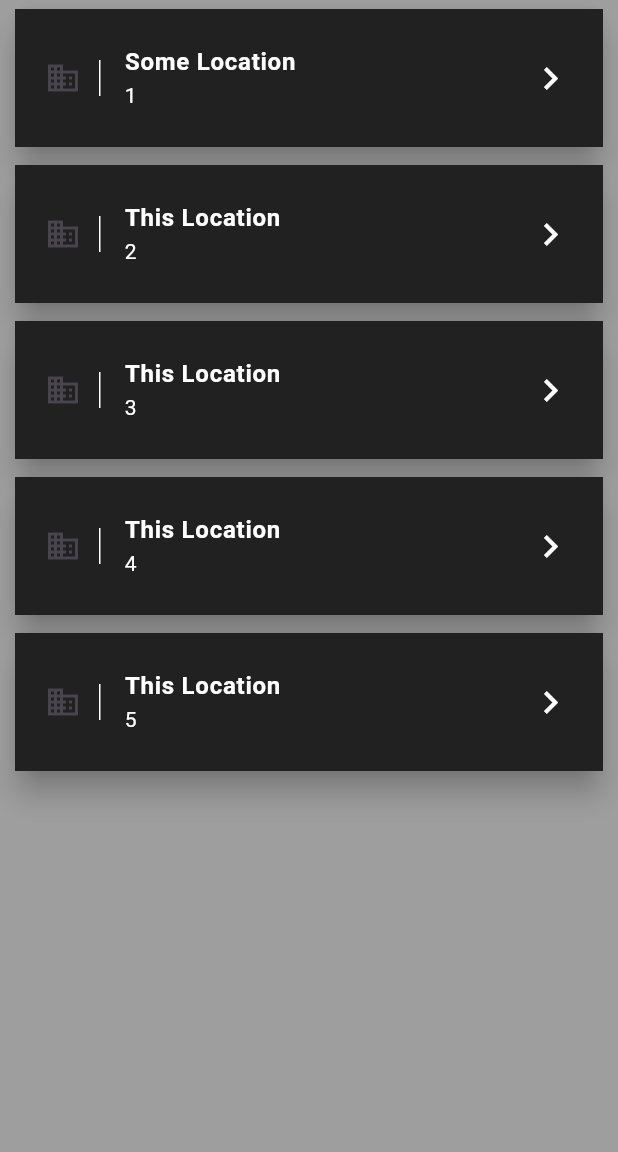
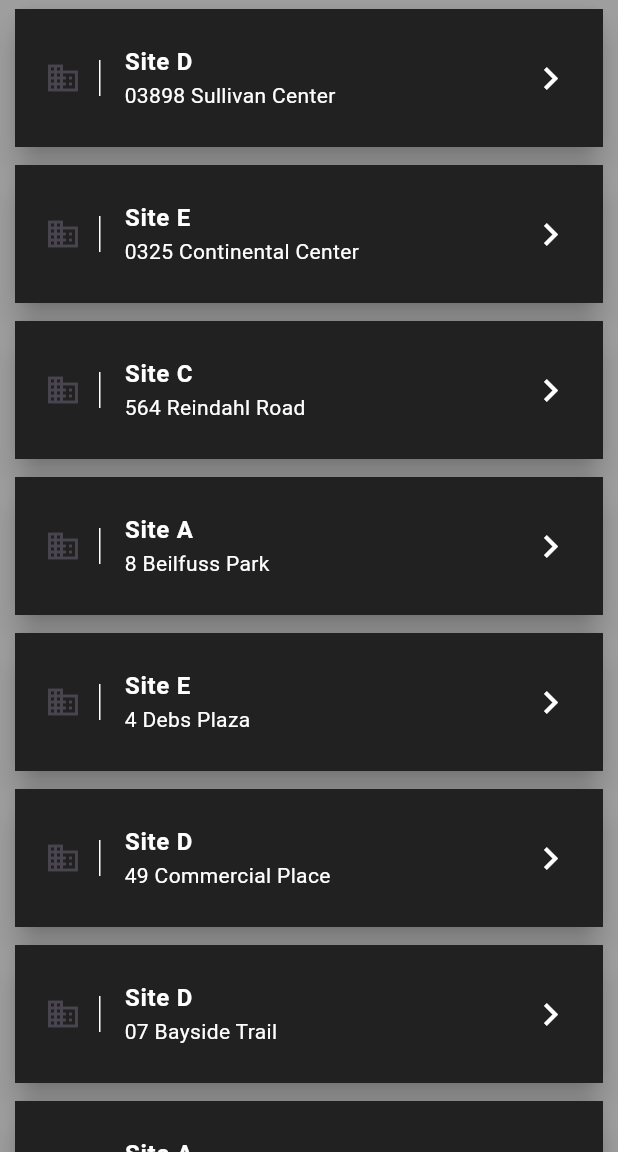
Before and after one commit to Malcolm-Shepherd/SeniorProject, a Flutter app: the screen it shows after launch, after a tap on "Notes", on a phone screen of 412 x 824 dp, the part 84-1236 px from its top. Run offline on Flutter 3.47's test engine with Material 3 defaults, Android fonts, the phone set to English and light mode, and no system bars; our stand-ins replace flutter_map, geolocator, latlong2.

Commit message:
Mock location data now working with notes.

```diff
--- a/test_app/lib/main.dart
+++ b/test_app/lib/main.dart
@@ -1,8 +1,19 @@
+import 'dart:convert';
+
 import 'package:flutter/material.dart';
+import 'package:flutter/services.dart';
 import 'package:test_app/pages/login.dart';
 import 'package:test_app/pages/driver.dart';
 import 'package:test_app/pages/notes.dart';
 import 'package:test_app/pages/tasks.dart';
+
+Future<void> loadMockData() async {
+  String jsonStr = await rootBundle.loadString('MOCK_SITE_LOCATION.json');
+
+  List<dynamic> jsonList = json.decode(jsonStr);
+
+  dataList = jsonList.cast<Map<String, dynamic>>();
+}
 
 void main() {
   runApp(const MyApp());
--- a/test_app/lib/pages/noteDisplay.dart
+++ b/test_app/lib/pages/noteDisplay.dart
@@ -1,7 +1,4 @@
 import 'package:flutter/material.dart';
-import 'package:test_app/objects/Location.dart';
-// import 'package:flutter_map/flutter_map.dart';
-import 'package:latlong2/latlong.dart';
 
 class NotesDisplay extends StatelessWidget {
   const NotesDisplay({super.key});
@@ -23,7 +20,17 @@ class NotesDisplay extends StatelessWidget {
             icon: const Icon(Icons.add),
             onPressed: () => showDialog(
                 context: context,
-                builder: (BuildContext context) => Dialog(
+                builder: (BuildContext context) => noteDialog(context)),
+          )
+        ],
+      ),
+      body: Container(),
+    );
+  }
+}
+
+Dialog noteDialog(BuildContext context) {
+  return Dialog(
     child: Padding(
       padding: const EdgeInsets.all(8),
       child: Column(
@@ -33,8 +40,7 @@ class NotesDisplay extends StatelessWidget {
           const Text("data"),
           TextFormField(
             decoration: const InputDecoration(
-                                  border: UnderlineInputBorder(),
-                                  labelText: 'Note title'),
+                border: UnderlineInputBorder(), labelText: 'Note title'),
           ),
           TextFormField(
             decoration: const InputDecoration(
@@ -54,11 +60,5 @@ class NotesDisplay extends StatelessWidget {
         ],
       ),
     ),
-                    )),
-          )
-        ],
-      ),
-      body: Container(),
   );
 }
-}
--- a/test_app/lib/pages/notes.dart
+++ b/test_app/lib/pages/notes.dart
@@ -1,7 +1,8 @@
+import 'dart:convert';
+
 import 'package:flutter/material.dart';
+import 'package:flutter/services.dart';
 import 'package:test_app/objects/Location.dart';
-import 'package:flutter_map/flutter_map.dart';
-import 'package:latlong2/latlong.dart';
 import 'package:test_app/pages/noteDisplay.dart';
 
 final List<LocationInfo> locations = <LocationInfo>[
@@ -11,6 +12,18 @@ final List<LocationInfo> locations = <LocationInfo>[
   LocationInfo('This Location', 4),
   LocationInfo('This Location', 5)
 ];
+
+Future<List<Map<String, dynamic>>> loadMockData() async {
+  // Get the json data from MOCK_SITE_LOCATION.json
+  String jsonStr =
+      await rootBundle.loadString('mock_data/MOCK_SITE_LOCATION.json');
+  //
+  List<dynamic> jsonList = json.decode(jsonStr);
+  //
+  return jsonList.cast<Map<String, dynamic>>();
+}
+
+List<Map<String, dynamic>> dataList = [];
 
 class Notes extends StatelessWidget {
   const Notes({super.key});
@@ -34,18 +47,41 @@ class Notes extends StatelessWidget {
           )
         ],
       ),
-      body: ListView.builder(
-          itemCount: locations.length,
-          itemBuilder: (context, index) => GestureDetector(
-              onTap: () => {
-                    Navigator.push(context,
-                        MaterialPageRoute(builder: (context) => NotesDisplay()))
-                  },
-              child: routeButton(index))),
+      body: FutureBuilder(
+        future: loadMockData(),
+        builder: (context, snapshot) {
+          if (snapshot.connectionState == ConnectionState.done) {
+            if (snapshot == null) {
+              return Text("null data");
+            } else if (snapshot.data != null) {
+              return ListViewBuilder(snapshot.data);
+            }
+          } else {
+            return Center(child: Text("Error with connection"));
+          }
+
+          return Center(child: Text("Error"));
+        },
+      ),
     );
   }
 
-  Card routeButton(int index) {
+  Widget ListViewBuilder(List<Map<String, dynamic>>? data) {
+    data ??= [];
+
+    return ListView.builder(
+        itemCount: data.length,
+        itemBuilder: (context, index) => GestureDetector(
+            onTap: () => {
+                  Navigator.push(context,
+                      MaterialPageRoute(builder: (context) => NotesDisplay()))
+                },
+            child: routeButton(index, data)));
+  }
+
+  Card routeButton(int index, List<Map<String, dynamic>>? data) {
+    data ??= [];
+
     return Card(
       elevation: 8,
       margin: const EdgeInsets.symmetric(horizontal: 10, vertical: 6),
@@ -62,13 +98,13 @@ class Notes extends StatelessWidget {
             child: const Icon(Icons.domain),
           ),
           title: Text(
-            locations[index].locationName,
+            data[index]['site_name'],
             style: const TextStyle(
                 color: Colors.white, fontWeight: FontWeight.bold),
           ),
           subtitle: Row(children: [
             Text(
-              locations[index].distance.toString(),
+              data[index]['location'],
               style: const TextStyle(color: Colors.white),
             ),
           ]),
--- a/test_app/pubspec.yaml
+++ b/test_app/pubspec.yaml
@@ -66,6 +66,7 @@ flutter:
      - images/test0.png
      - images/test1.png
      - images/test2.png
+     - mock_data/MOCK_SITE_LOCATION.json
 
   # An image asset can refer to one or more resolution-specific "variants", see
   # https://flutter.dev/assets-and-images/#resolution-aware
```
Also changed, not shown: 1 other file. Lines whose indentation alone changed are shown as unchanged.
